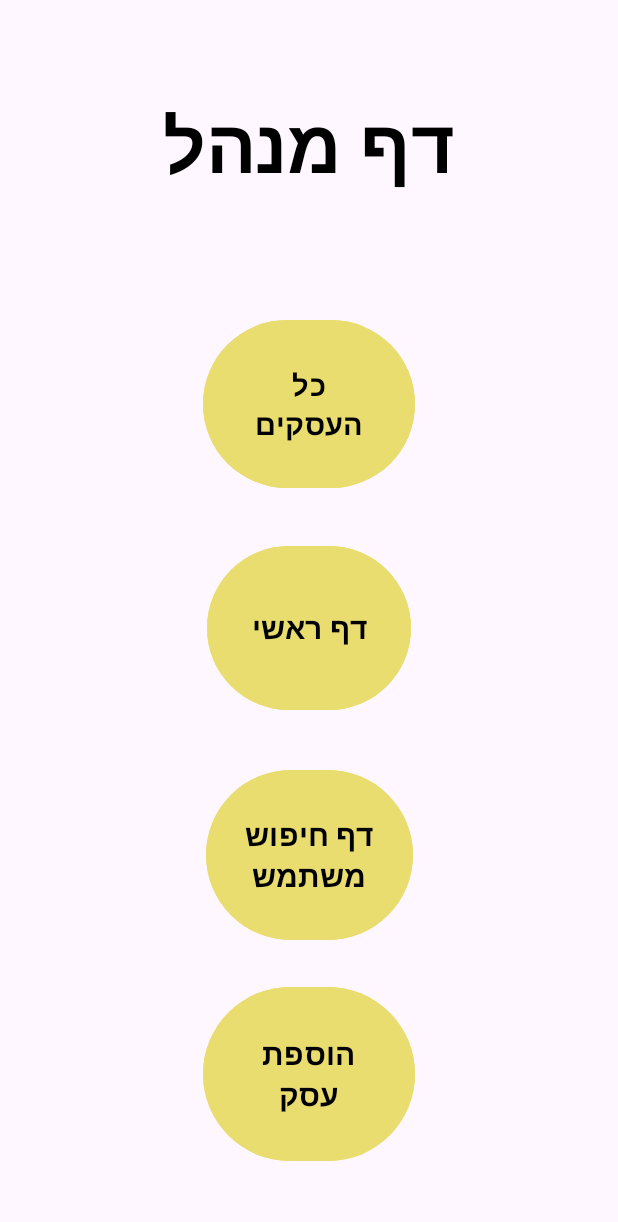
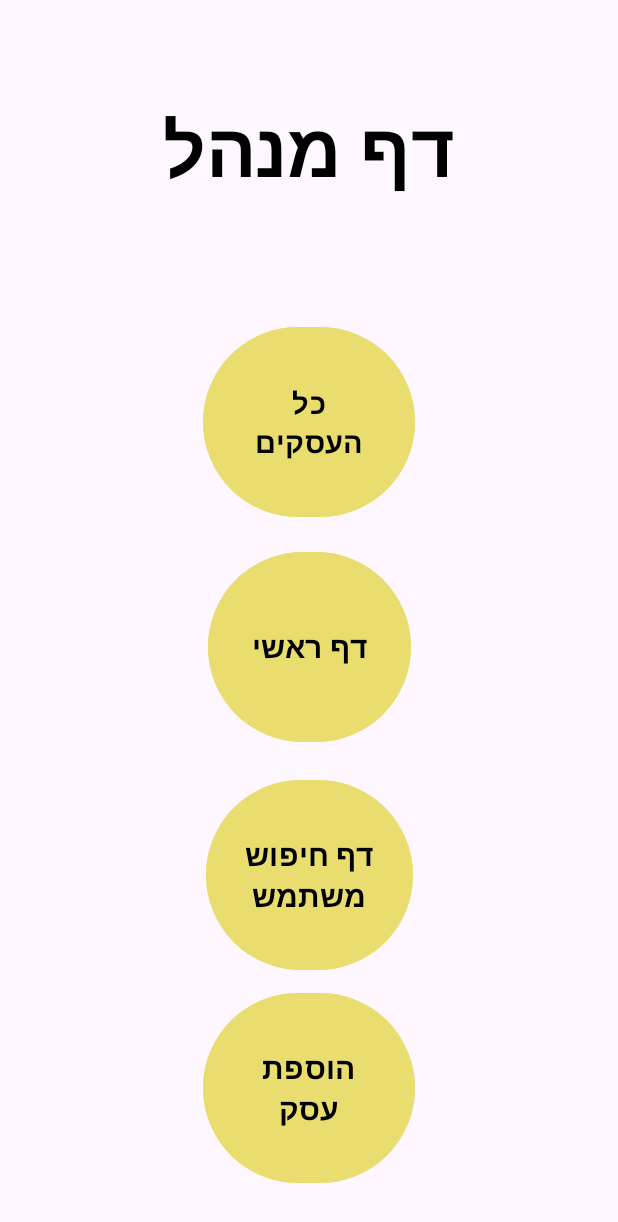
Before and after one commit to hatoli956/MySignLanguege, an Android app: the AdminPage screen opened directly, with no data from a screen before it, on a phone screen of 412 x 824 dp. Shown: the top 1222 px of the screen. Run offline under Robolectric (Android 15) with nearby library versions, the light colour scheme and no system bars.

Commit message:
end 31.1.25

```diff
--- a/app/build.gradle
+++ b/app/build.gradle
@@ -42,4 +42,6 @@ dependencies {
     androidTestImplementation libs.ext.junit
     androidTestImplementation libs.espresso.core
 
+
+
 }
--- a/app/src/main/AndroidManifest.xml
+++ b/app/src/main/AndroidManifest.xml
@@ -12,6 +12,9 @@
         android:supportsRtl="true"
         android:theme="@style/Theme.MySignLanguege"
         tools:targetApi="31">
+        <activity
+            android:name=".AllBusiness"
+            android:exported="false" />
         <activity
             android:name=".ShowUsers"
             android:exported="false" />
--- a/app/src/main/java/com/example/mysignlanguege/MainActivity.java
+++ b/app/src/main/java/com/example/mysignlanguege/MainActivity.java
@@ -46,4 +46,8 @@ public class MainActivity extends AppCompatActivity {
         Intent go = new Intent(getApplicationContext(), ShowUsers.class);
         startActivity(go);
     }
+    public void goAllBusiness(View view) {
+        Intent go = new Intent(getApplicationContext(), AllBusiness.class);
+        startActivity(go);
+    }
 }
--- a/app/src/main/res/layout/activity_admin_page.xml
+++ b/app/src/main/res/layout/activity_admin_page.xml
@@ -9,16 +9,16 @@
 
     <TextView
         android:id="@+id/tvAdmin"
-        android:layout_width="300dp"
-        android:layout_height="100dp"
-        android:layout_marginStart="54dp"
-        android:layout_marginTop="30dp"
-        android:layout_marginEnd="54dp"
-        android:layout_marginBottom="47dp"
+        android:layout_width="0dp"
+        android:layout_height="0dp"
+        android:layout_marginStart="55dp"
+        android:layout_marginTop="31dp"
+        android:layout_marginEnd="55dp"
+        android:layout_marginBottom="48dp"
         android:gravity="center"
         android:text="דף מנהל"
+        android:textColor="#000000"
         android:textSize="50dp"
-        android:textColor="#000000"
         android:textStyle="bold"
         app:layout_constraintBottom_toTopOf="@+id/btnGoAllOrders"
         app:layout_constraintEnd_toEndOf="parent"
@@ -28,7 +28,7 @@
     <Button
         android:id="@+id/btnGoSearchPage"
         android:layout_width="138dp"
-        android:layout_height="121dp"
+        android:layout_height="0dp"
         android:layout_marginBottom="7dp"
         android:backgroundTint="#EADD6F"
         android:text="דף חיפוש משתמש"
@@ -36,32 +36,35 @@
         android:textSize="20sp"
         android:textStyle="bold"
         app:layout_constraintBottom_toTopOf="@+id/btnAddItem"
-        app:layout_constraintEnd_toEndOf="@+id/btnAddItem"
-        app:layout_constraintStart_toStartOf="@+id/btnAddItem"
+        app:layout_constraintEnd_toEndOf="parent"
+        app:layout_constraintStart_toStartOf="parent"
         app:layout_constraintTop_toBottomOf="@+id/btnGoAfterLoginM" />
 
     <Button
         android:id="@+id/btnGoAfterLoginM"
-        android:layout_width="136dp"
-        android:layout_height="117dp"
-        android:layout_marginBottom="16dp"
+        android:layout_width="0dp"
+        android:layout_height="0dp"
+        android:layout_marginStart="1dp"
+        android:layout_marginEnd="1dp"
+        android:layout_marginBottom="17dp"
         android:backgroundTint="#EADD6F"
+        android:onClick="MainPage"
         android:text="דף ראשי"
         android:textColor="@color/black"
-        android:onClick="onClick"
         android:textSize="20sp"
         android:textStyle="bold"
         app:layout_constraintBottom_toTopOf="@+id/btnGoSearchPage"
-        app:layout_constraintEnd_toEndOf="parent"
-        app:layout_constraintStart_toStartOf="parent"
+        app:layout_constraintEnd_toEndOf="@+id/btnGoSearchPage"
+        app:layout_constraintStart_toStartOf="@+id/btnGoSearchPage"
         app:layout_constraintTop_toBottomOf="@+id/btnGoAllOrders" />
 
     <Button
         android:id="@+id/btnAddItem"
         android:layout_width="141dp"
-        android:layout_height="124dp"
-        android:layout_marginBottom="30dp"
+        android:layout_height="0dp"
+        android:layout_marginBottom="31dp"
         android:backgroundTint="#EADD6F"
+        android:onClick="AddBusiness"
         android:text="הוספת עסק"
         android:textColor="@color/black"
         android:textSize="20sp"
@@ -74,16 +77,16 @@
     <Button
         android:id="@+id/btnGoAllOrders"
         android:layout_width="141dp"
-        android:layout_height="120dp"
-        android:layout_marginBottom="14dp"
+        android:layout_height="0dp"
+        android:layout_marginBottom="15dp"
         android:backgroundTint="#EADD6F"
         android:text="כל העסקים"
         android:textColor="@color/black"
         android:textSize="19sp"
         android:textStyle="bold"
         app:layout_constraintBottom_toTopOf="@+id/btnGoAfterLoginM"
-        app:layout_constraintEnd_toEndOf="@+id/btnGoAfterLoginM"
-        app:layout_constraintStart_toStartOf="@+id/btnGoAfterLoginM"
+        app:layout_constraintEnd_toEndOf="parent"
+        app:layout_constraintStart_toStartOf="parent"
         app:layout_constraintTop_toBottomOf="@+id/tvAdmin" />
 
 </androidx.constraintlayout.widget.ConstraintLayout>
```
Also changed, not shown: app/src/main/java/com/example/mysignlanguege/AdminPage.java (+8 -2 lines), app/src/main/java/com/example/mysignlanguege/AllBusiness.java (added, +77 -0 lines), app/src/main/java/com/example/mysignlanguege/adapters/BusinessAdapter.java (added, +115 -0 lines), app/src/main/res/layout/activity_all_business.xml (added, +14 -0 lines), app/src/main/res/layout/activity_main.xml (+9 -0 lines), app/src/main/res/layout/item_business.xml (added, +93 -0 lines).
